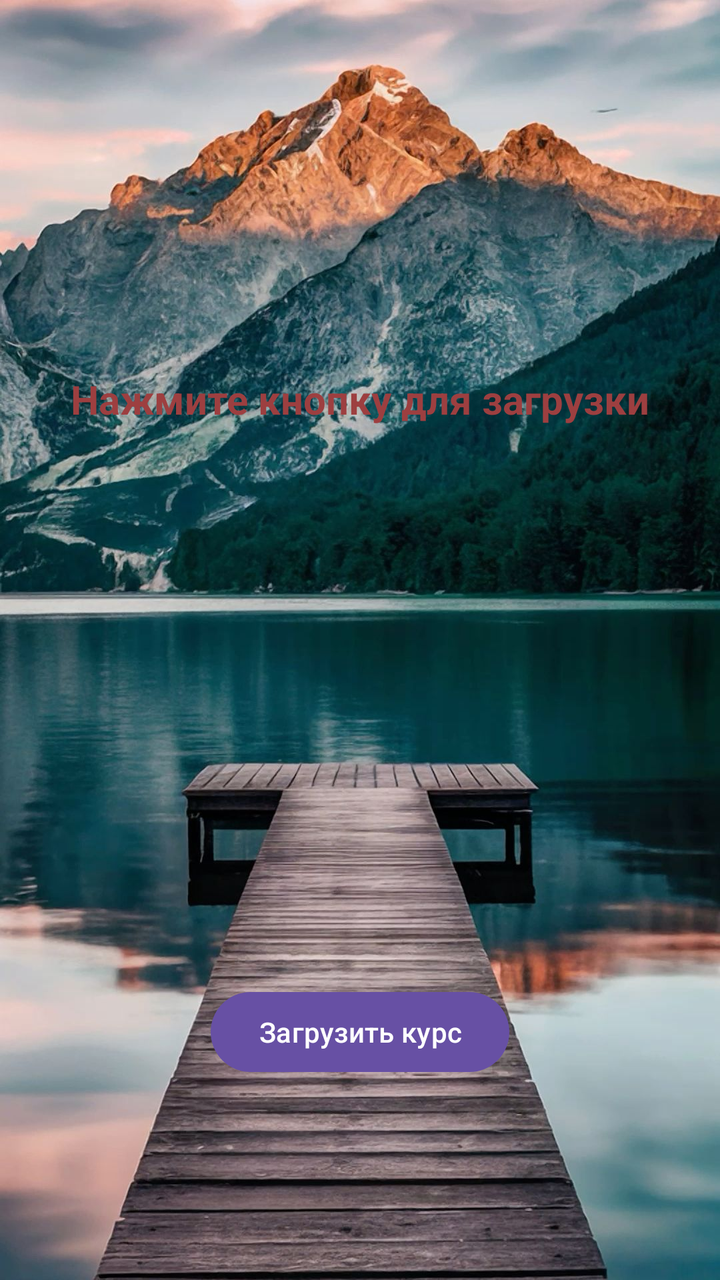
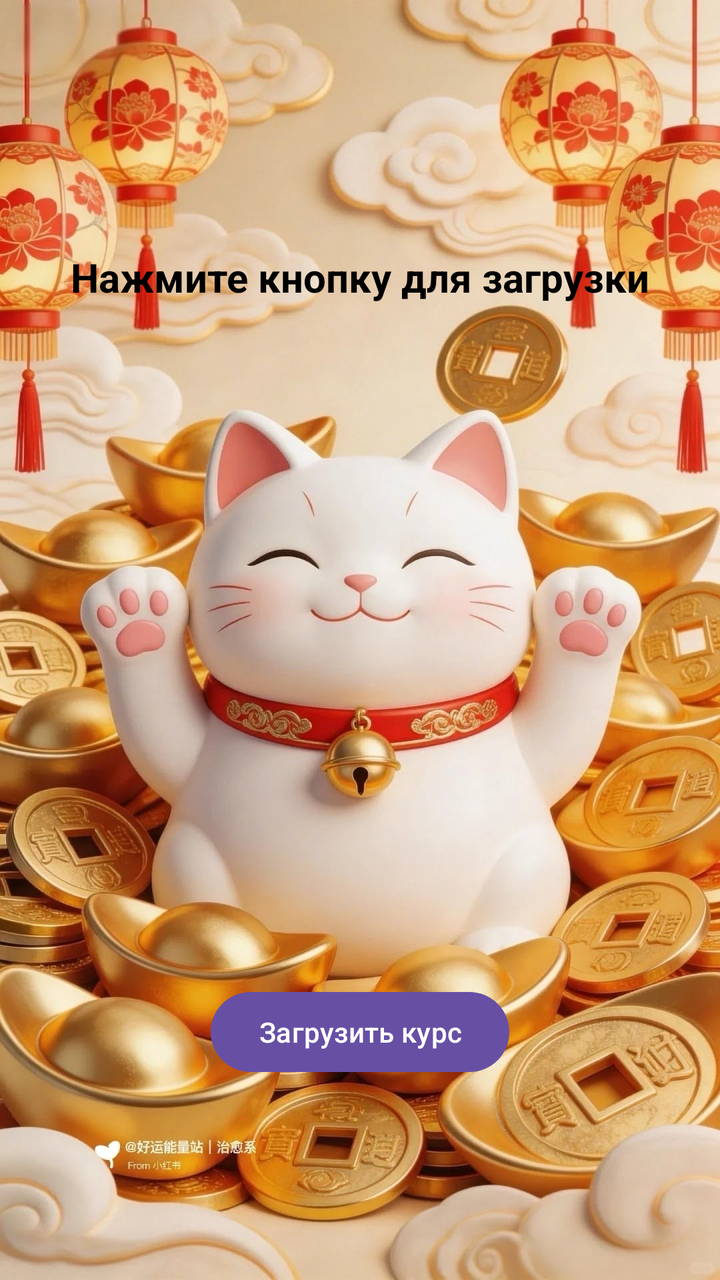

Screens rendered from an Android XML layout before and after an edit, with the pre-edit source and the edit as a unified diff.
<!-- AndroidManifest.xml: application theme Theme.MyApplication -->
<!-- res/layout/activity_exchange_rate.xml -->
<?xml version="1.0" encoding="utf-8"?>
<androidx.constraintlayout.widget.ConstraintLayout xmlns:android="http://schemas.android.com/apk/res/android"
    xmlns:app="http://schemas.android.com/apk/res-auto"
    xmlns:tools="http://schemas.android.com/tools"
    android:layout_width="match_parent"
    android:layout_height="match_parent"
    tools:context=".ExchangeRateActivity">

    <ImageView
        android:id="@+id/backgroundImage"
        android:layout_width="0dp"
        android:layout_height="0dp"
        android:scaleType="centerCrop"
        android:src="@drawable/openning_background"
        android:contentDescription="@null"
        app:layout_constraintTop_toTopOf="parent"
        app:layout_constraintBottom_toBottomOf="parent"
        app:layout_constraintStart_toStartOf="parent"
        app:layout_constraintEnd_toEndOf="parent" />

    <TextView
        android:id="@+id/textViewResult"
        android:layout_width="wrap_content"
        android:layout_height="wrap_content"
        android:text="Нажмите кнопку для загрузки"
        android:textColor="@color/skinny"
        android:textSize="20sp"
        android:textStyle="bold"
        app:layout_constraintBottom_toTopOf="@+id/buttonFetch"
        app:layout_constraintEnd_toEndOf="parent"
        app:layout_constraintStart_toStartOf="parent"
        app:layout_constraintTop_toTopOf="parent"
        app:layout_constraintVertical_bias="0.4" />

    <ProgressBar
        android:id="@+id/progressBar"
        android:layout_width="wrap_content"
        android:layout_height="wrap_content"
        android:visibility="gone"
        app:layout_constraintBottom_toBottomOf="parent"
        app:layout_constraintEnd_toEndOf="parent"
        app:layout_constraintStart_toStartOf="parent"
        app:layout_constraintTop_toTopOf="parent" />

    <Button
        android:id="@+id/buttonFetch"
        android:layout_width="wrap_content"
        android:layout_height="wrap_content"
        android:layout_marginBottom="100dp"
        android:text="Загрузить курс"
        app:layout_constraintBottom_toBottomOf="parent"
        app:layout_constraintEnd_toEndOf="parent"
        app:layout_constraintStart_toStartOf="parent" />
</androidx.constraintlayout.widget.ConstraintLayout>
<!-- resources referenced by this layout -->
<resources>
  <color name="skinny">#9D3F40</color>
  <!-- drawable openning_background: jpg bitmap (drawable, 242327 bytes) -->
  <style name="Theme.MyApplication" parent="Base.Theme.MyApplication" />
  <style name="Base.Theme.MyApplication" parent="Theme.Material3.DayNight.NoActionBar">
          
          
      </style>
</resources>

<!-- the commit's change to res/layout/activity_exchange_rate.xml (unified diff, before → after) -->
@@ -11,7 +11,7 @@
         android:layout_width="0dp"
         android:layout_height="0dp"
         android:scaleType="centerCrop"
-        android:src="@drawable/openning_background"
+        android:src="@drawable/background_for_course"
         android:contentDescription="@null"
         app:layout_constraintTop_toTopOf="parent"
         app:layout_constraintBottom_toBottomOf="parent"
@@ -23,14 +23,14 @@
         android:layout_width="wrap_content"
         android:layout_height="wrap_content"
         android:text="Нажмите кнопку для загрузки"
-        android:textColor="@color/skinny"
+        android:textColor="@color/black"
         android:textSize="20sp"
         android:textStyle="bold"
         app:layout_constraintBottom_toTopOf="@+id/buttonFetch"
         app:layout_constraintEnd_toEndOf="parent"
         app:layout_constraintStart_toStartOf="parent"
         app:layout_constraintTop_toTopOf="parent"
-        app:layout_constraintVertical_bias="0.4" />
+        app:layout_constraintVertical_bias="0.269" />
 
     <ProgressBar
         android:id="@+id/progressBar"
<!-- resource entries referenced after the edit -->
@@ -1,7 +1,7 @@
 <!-- resources referenced by this layout -->
 <resources>
-  <color name="skinny">#9D3F40</color>
-  <!-- drawable openning_background: jpg bitmap (drawable, 242327 bytes) -->
+  <color name="black">#FF000000</color>
+  <!-- drawable background_for_course: jpg bitmap (drawable, 746138 bytes) -->
   <style name="Theme.MyApplication" parent="Base.Theme.MyApplication" />
   <style name="Base.Theme.MyApplication" parent="Theme.Material3.DayNight.NoActionBar">
           
